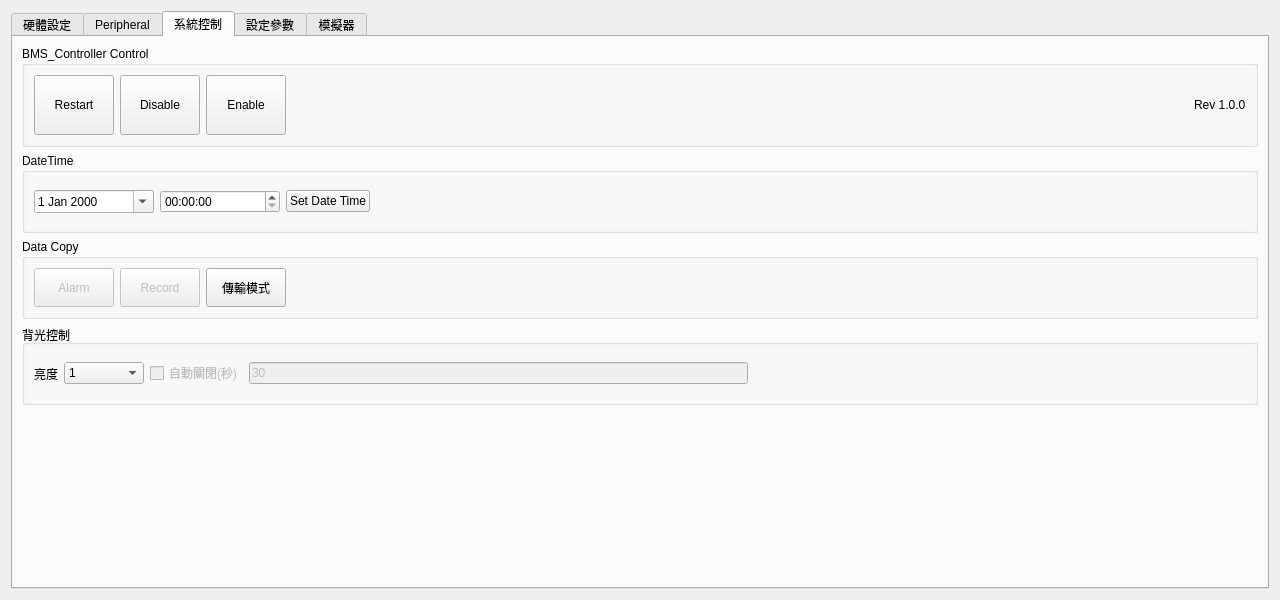
Above: frmhardwareconfig.ui from haoyi-jason/BMS_HY01_old before the change. Below: the same form after it.
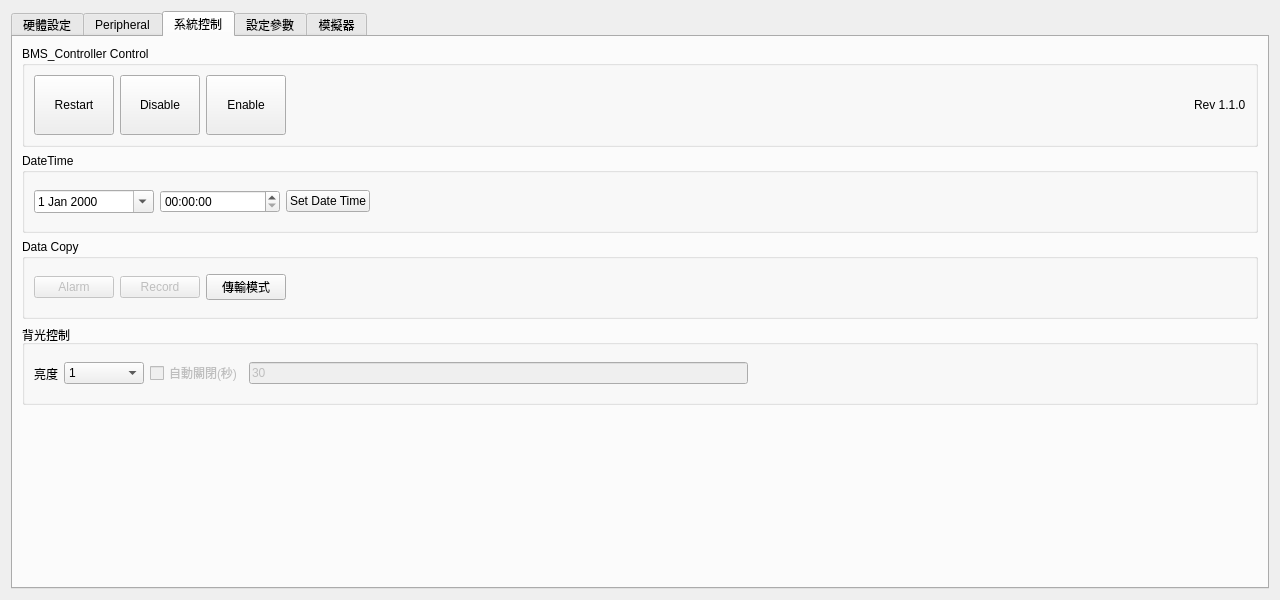
That is the form after the change. Custom widgets are drawn as their Qt base class.

```diff
--- a/frmhardwareconfig.ui
+++ b/frmhardwareconfig.ui
@@ -1014,7 +1014,7 @@
           <item>
            <widget class="QLabel" name="label_23">
             <property name="text">
-             <string>Rev 1.0.0</string>
+             <string>Rev 1.1.0</string>
             </property>
            </widget>
           </item>
@@ -1100,7 +1100,7 @@
              <bool>false</bool>
             </property>
             <property name="sizePolicy">
-             <sizepolicy hsizetype="Minimum" vsizetype="Minimum">
+             <sizepolicy hsizetype="Minimum" vsizetype="Fixed">
               <horstretch>0</horstretch>
               <verstretch>0</verstretch>
              </sizepolicy>
@@ -1116,7 +1116,7 @@
              <bool>false</bool>
             </property>
             <property name="sizePolicy">
-             <sizepolicy hsizetype="Minimum" vsizetype="Minimum">
+             <sizepolicy hsizetype="Minimum" vsizetype="Fixed">
               <horstretch>0</horstretch>
               <verstretch>0</verstretch>
              </sizepolicy>
@@ -1132,7 +1132,7 @@
              <bool>true</bool>
             </property>
             <property name="sizePolicy">
-             <sizepolicy hsizetype="Minimum" vsizetype="Minimum">
+             <sizepolicy hsizetype="Minimum" vsizetype="Fixed">
               <horstretch>0</horstretch>
               <verstretch>0</verstretch>
              </sizepolicy>
```
